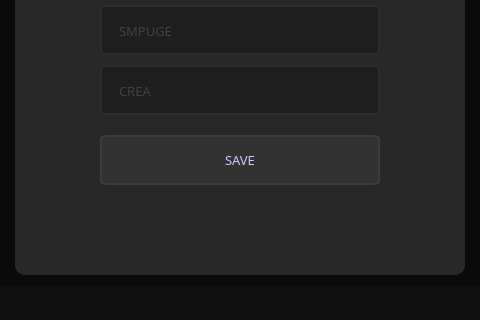
Qt form Qt/make_user.ui (GLimas99/MakeForms) before a commit; both pictures show x 279 to 759 and y 550 to 870 of the 1039 by 870 pixel window.
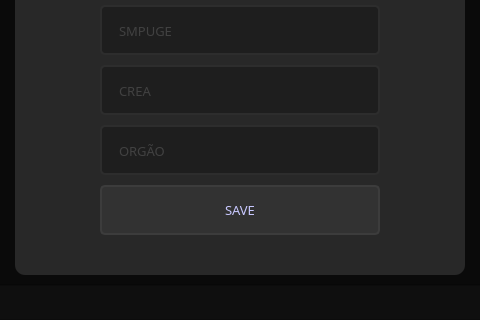
The same form after that commit. Icons and pictures are not drawn.

Commit message: Edit design n add imob

```diff
--- a/Qt/make_user.ui
+++ b/Qt/make_user.ui
@@ -374,7 +374,7 @@
           <property name="geometry">
            <rect>
             <x>85</x>
-            <y>640</y>
+            <y>690</y>
             <width>280</width>
             <height>50</height>
            </rect>
@@ -630,6 +630,44 @@
            <string>CREA</string>
           </property>
          </widget>
+         <widget class="QLineEdit" name="txt_crea_2">
+          <property name="geometry">
+           <rect>
+            <x>85</x>
+            <y>630</y>
+            <width>280</width>
+            <height>50</height>
+           </rect>
+          </property>
+          <property name="font">
+           <font>
+            <family>Quicksand</family>
+            <pointsize>10</pointsize>
+           </font>
+          </property>
+          <property name="styleSheet">
+           <string notr="true">QLineEdit{
+	border: 2px solid rgb(45, 45, 45);
+	border-radius: 5px;
+	padding: 15px;
+	background-color: rgb(30, 30, 30);
+	color: rgb(100, 100, 100);
+}
+QLineEdit:hover{
+	border: 2px solid rgb(55, 55, 55);
+}
+QLineEdit:focus{
+	border: 2px solid rgb(255, 207, 0);
+	color: rgb(200, 200, 200);
+}</string>
+          </property>
+          <property name="maxLength">
+           <number>32</number>
+          </property>
+          <property name="placeholderText">
+           <string>ORGÃO</string>
+          </property>
+         </widget>
         </widget>
        </item>
       </layout>
```
The commit also changes 14 other files.
